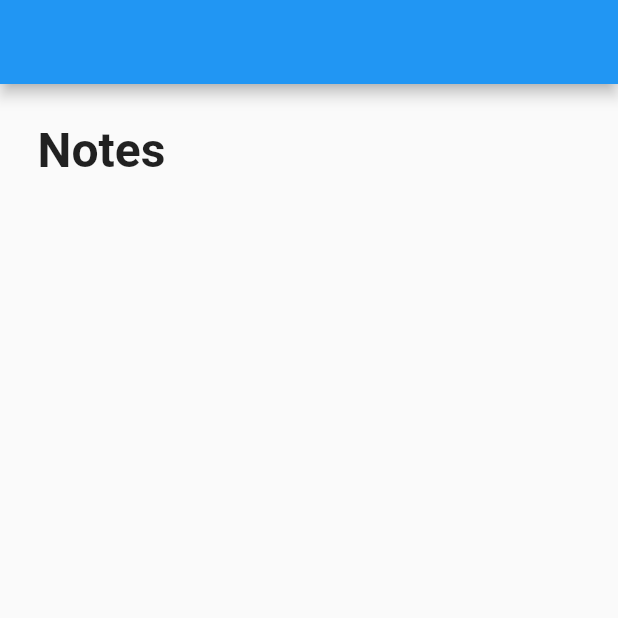
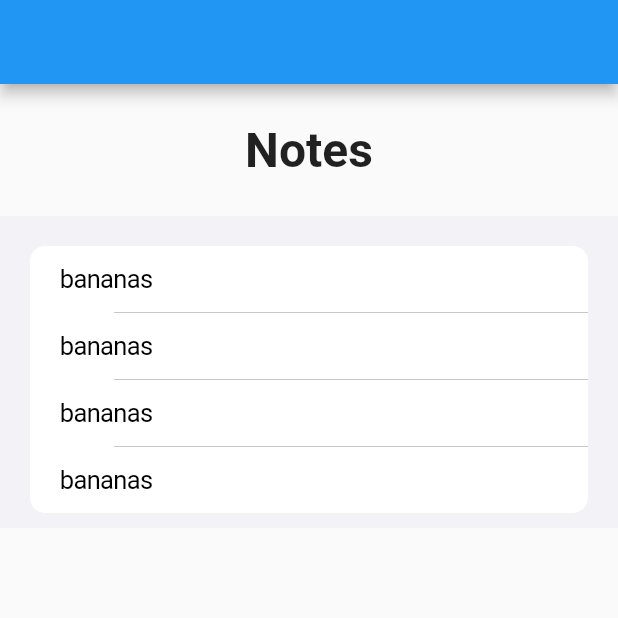
Before and after one commit to anotherlusitano/Notes-App, a Flutter app: the screen it shows after launch, on a phone screen of 412 x 824 dp, the top half of it. Run offline on Flutter 3.47's test engine with Material 2 defaults, Android fonts, the phone set to English and light mode, and no system bars.

Commit message:
Add list of notes

```diff
--- a/lib/models/note.dart
+++ b/lib/models/note.dart
@@ -1,5 +1,3 @@
-import 'dart:html';
-
 class Note {
   int id;
   String text;
--- a/lib/pages/home_page.dart
+++ b/lib/pages/home_page.dart
@@ -1,3 +1,4 @@
+import 'package:flutter/cupertino.dart';
 import 'package:flutter/material.dart';
 import 'package:provider/provider.dart';
 
@@ -25,7 +26,15 @@ class _HomePageState extends State<HomePage> {
               ),
             ),
 
-            //TODO: list of notes
+            //list of notes
+            CupertinoListSection.insetGrouped(
+              children: [
+                CupertinoListTile(title: Text("bananas")),
+                CupertinoListTile(title: Text("bananas")),
+                CupertinoListTile(title: Text("bananas")),
+                CupertinoListTile(title: Text("bananas")),
+              ],
+            ),
           ],
         ),
       ),
```
